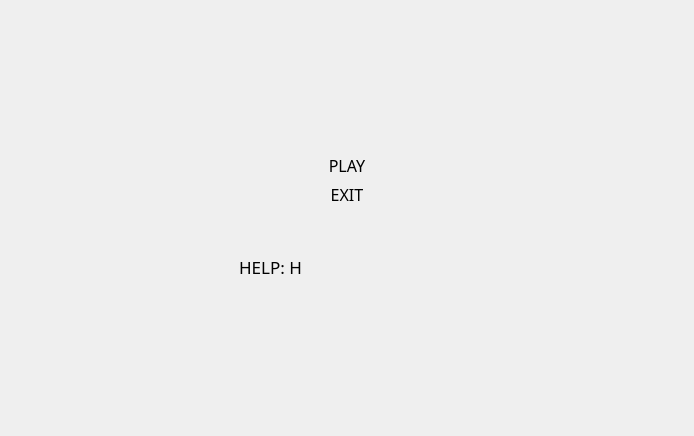
First picture: the form in ui/menu.ui, repository greenera/Battle-city-kids, before the edit.
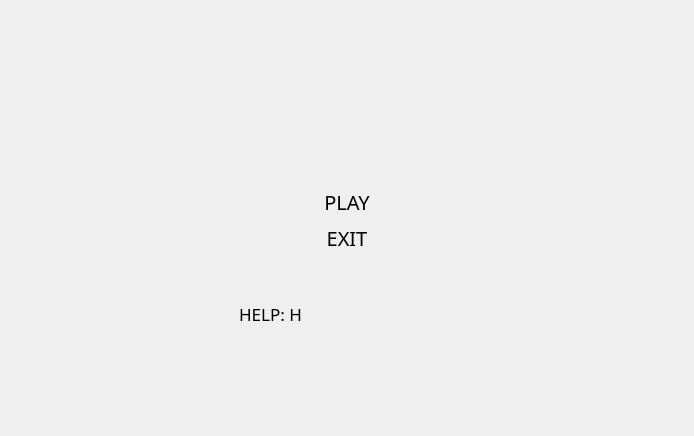
Second picture: the form after the edit. Icons and pictures are not drawn.

Patch:
```diff
--- a/ui/menu.ui
+++ b/ui/menu.ui
@@ -66,6 +66,22 @@
        </property>
       </widget>
      </item>
+     <item>
+      <spacer name="verticalSpacer_2">
+       <property name="orientation">
+        <enum>Qt::Vertical</enum>
+       </property>
+       <property name="sizeType">
+        <enum>QSizePolicy::Fixed</enum>
+       </property>
+       <property name="sizeHint" stdset="0">
+        <size>
+         <width>20</width>
+         <height>80</height>
+        </size>
+       </property>
+      </spacer>
+     </item>
      <item>
       <widget class="QPushButton" name="play_button">
        <property name="sizePolicy">
@@ -77,13 +93,13 @@
        <property name="minimumSize">
         <size>
          <width>300</width>
-         <height>0</height>
+         <height>30</height>
         </size>
        </property>
        <property name="font">
         <font>
          <family>Press Start K</family>
-         <pointsize>12</pointsize>
+         <pointsize>15</pointsize>
         </font>
        </property>
        <property name="layoutDirection">
@@ -105,10 +121,16 @@
          <verstretch>0</verstretch>
         </sizepolicy>
        </property>
+       <property name="minimumSize">
+        <size>
+         <width>0</width>
+         <height>30</height>
+        </size>
+       </property>
        <property name="font">
         <font>
          <family>Press Start K</family>
-         <pointsize>12</pointsize>
+         <pointsize>15</pointsize>
         </font>
        </property>
        <property name="styleSheet">
```
